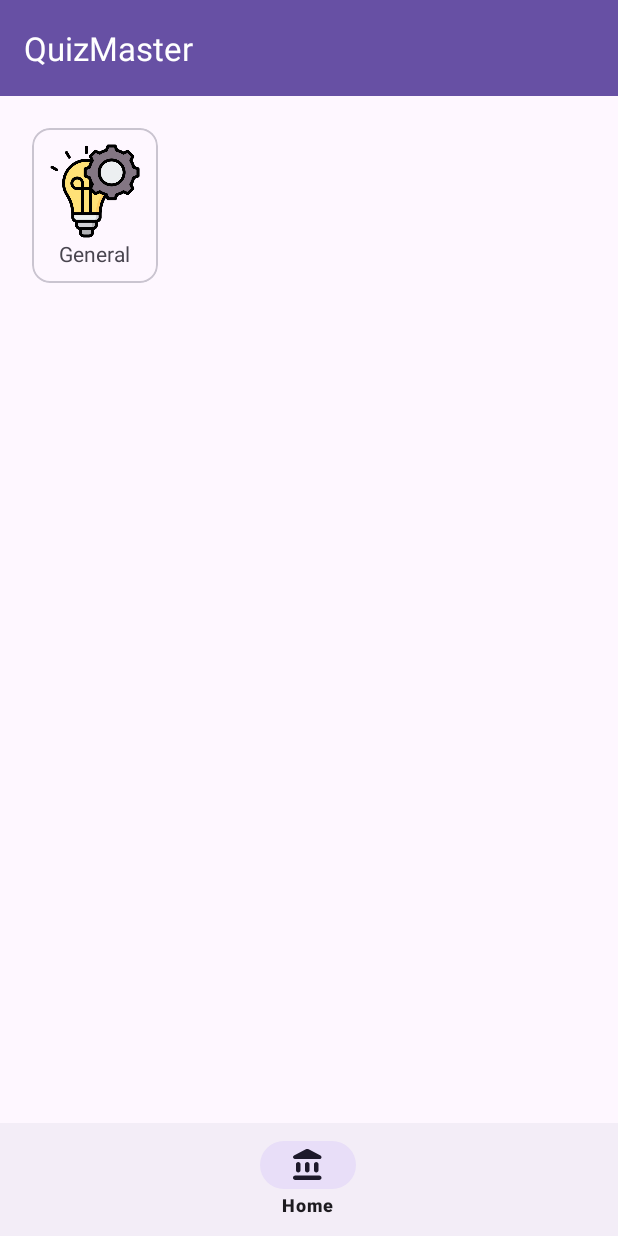
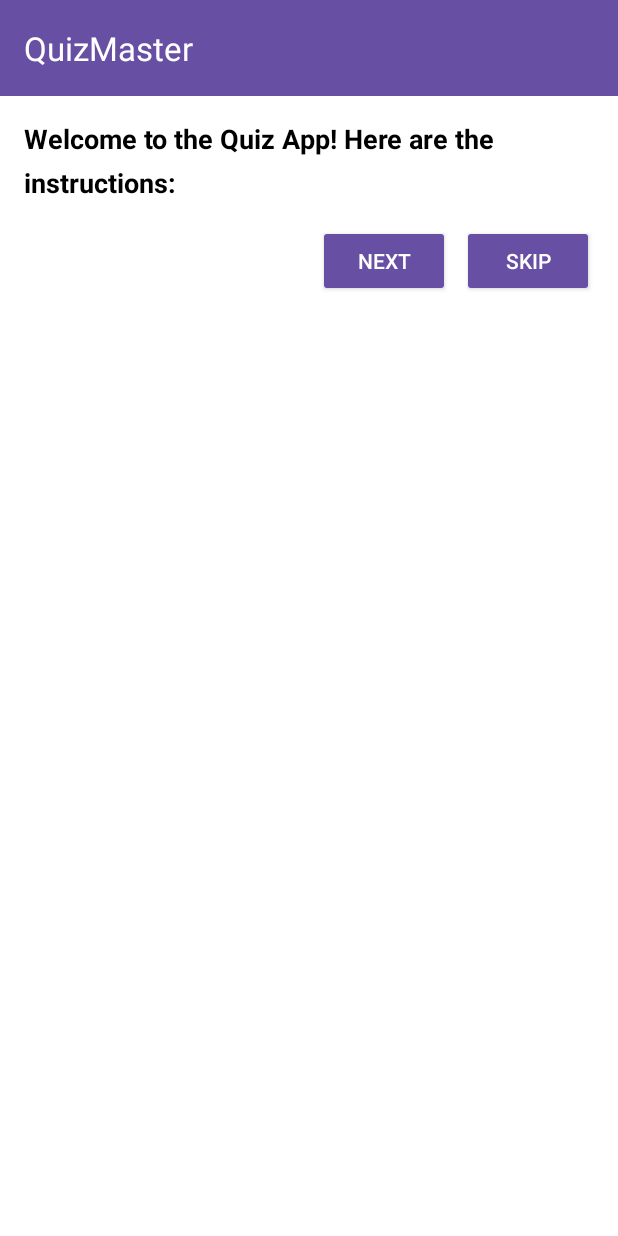
Before and after one commit to ameng22/QuizMaster, an Android app: the screen it shows after launch (MainActivity before the commit, InstructionActivity after it), on a phone screen of 412 x 824 dp. Run offline under Robolectric (Android 15) with nearby library versions, the phone set to English and light mode, and no system bars.

Commit message:
[#8] Implemented Instruction pages in the app
closes #8

```diff
--- /dev/null
+++ b/app/src/main/java/com/example/quizmaster/InstructionActivity.kt
@@ -0,0 +1,20 @@
+package com.example.quizmaster
+
+import androidx.appcompat.app.AppCompatActivity
+import android.os.Bundle
+import com.example.quizmaster.databinding.ActivityInstructionBinding
+
+class InstructionActivity : AppCompatActivity() {
+    private lateinit var instructionBinding:ActivityInstructionBinding
+    override fun onCreate(savedInstanceState: Bundle?) {
+        super.onCreate(savedInstanceState)
+        instructionBinding = ActivityInstructionBinding.inflate(layoutInflater)
+        setContentView(instructionBinding.root)
+
+        val instructionFragment1 = InstructionFragment1()
+
+        supportFragmentManager.beginTransaction().apply {
+            replace(instructionBinding.fragmentView.id,instructionFragment1).commit()
+        }
+    }
+}
--- /dev/null
+++ b/app/src/main/java/com/example/quizmaster/InstructionFragment1.kt
@@ -0,0 +1,39 @@
+package com.example.quizmaster
+
+import android.content.Intent
+import android.os.Bundle
+import androidx.fragment.app.Fragment
+import android.view.LayoutInflater
+import android.view.View
+import android.view.ViewGroup
+import com.example.quizmaster.databinding.FragmentInstruction1Binding
+import com.example.quizmaster.databinding.FragmentQuizSettingsBinding
+
+class InstructionFragment1 : Fragment() {
+
+    private lateinit var instruction1Binding: FragmentInstruction1Binding
+
+    override fun onCreateView(
+        inflater: LayoutInflater, container: ViewGroup?,
+        savedInstanceState: Bundle?
+    ): View? {
+        instruction1Binding = FragmentInstruction1Binding.inflate(layoutInflater)
+        // Inflate the layout for this fragment
+        instruction1Binding =  FragmentInstruction1Binding.inflate(inflater, container, false)
+        val view = instruction1Binding.root
+
+        instruction1Binding.skipBtn.setOnClickListener {
+
+            val intent = Intent(context,MainActivity::class.java)
+            startActivity(intent)
+
+        }
+
+        instruction1Binding.nextBtn.setOnClickListener {
+            requireActivity().supportFragmentManager.beginTransaction().replace(R.id.fragmentView,InstructionFragment2()).commit()
+        }
+
+        return view
+    }
+
+}
--- /dev/null
+++ b/app/src/main/res/layout/activity_instruction.xml
@@ -0,0 +1,24 @@
+<?xml version="1.0" encoding="utf-8"?>
+<LinearLayout xmlns:android="http://schemas.android.com/apk/res/android"
+    xmlns:app="http://schemas.android.com/apk/res-auto"
+    xmlns:tools="http://schemas.android.com/tools"
+    android:layout_width="match_parent"
+    android:layout_height="match_parent"
+    tools:context=".InstructionActivity"
+    android:orientation="vertical">
+
+    <androidx.appcompat.widget.Toolbar
+        android:id="@+id/toolbar"
+        android:layout_width="match_parent"
+        android:layout_height="?attr/actionBarSize"
+        android:background="?attr/colorPrimary"
+        app:titleTextColor="@android:color/white"
+        app:title="QuizMaster" />
+
+    <androidx.fragment.app.FragmentContainerView
+        android:layout_width="match_parent"
+        android:layout_height="match_parent"
+        android:id="@+id/fragmentView"
+        />
+
+</LinearLayout>
--- /dev/null
+++ b/app/src/main/res/layout/fragment_instruction1.xml
@@ -0,0 +1,51 @@
+<?xml version="1.0" encoding="utf-8"?>
+<LinearLayout xmlns:android="http://schemas.android.com/apk/res/android"
+    xmlns:tools="http://schemas.android.com/tools"
+    android:layout_width="match_parent"
+    android:layout_height="match_parent"
+    android:orientation="vertical"
+    android:padding="16dp"
+    android:background="@android:color/background_light">
+
+    <TextView
+        android:id="@+id/instructionsTextView"
+        android:layout_width="match_parent"
+        android:layout_height="wrap_content"
+        android:textSize="18sp"
+        android:textColor="@android:color/black"
+        android:textStyle="bold"
+        android:lineSpacingExtra="8dp"
+        android:text="@string/quiz_instructions" />
+
+    <LinearLayout
+        android:layout_width="match_parent"
+        android:layout_height="wrap_content"
+        android:orientation="horizontal"
+        android:layout_gravity="end">
+
+        <Space
+            android:layout_width="0dp"
+            android:layout_height="0dp"
+            android:layout_weight="1" />
+
+
+        <Button
+            android:id="@+id/next_btn"
+            style="@style/Widget.AppCompat.Button"
+            android:layout_width="wrap_content"
+            android:layout_height="wrap_content"
+            android:layout_marginStart="8dp"
+            android:layout_marginTop="16dp"
+            android:text="Next" />
+
+        <Button
+            android:id="@+id/skip_btn"
+            style="@style/Widget.AppCompat.Button"
+            android:layout_width="wrap_content"
+            android:layout_height="wrap_content"
+            android:layout_marginStart="8dp"
+            android:layout_marginTop="16dp"
+            android:text="Skip" />
+
+    </LinearLayout>
+</LinearLayout>
--- a/app/src/main/res/values/strings.xml
+++ b/app/src/main/res/values/strings.xml
@@ -2,4 +2,8 @@
     <string name="app_name">QuizMaster</string>
     <!-- TODO: Remove or change this placeholder text -->
     <string name="hello_blank_fragment">Hello blank fragment</string>
+    <string name="quiz_instructions">
+        Welcome to the Quiz App! Here are the instructions:
+    </string>
+
 </resources>
```
Also changed, not shown: app/src/main/AndroidManifest.xml (+10 -4 lines), app/src/main/java/com/example/quizmaster/InstructionFragment2.kt (added, +45 -0 lines), app/src/main/java/com/example/quizmaster/InstructionFragment3.kt (added, +46 -0 lines), app/src/main/res/layout/fragment_instruction2.xml (added, +52 -0 lines), app/src/main/res/layout/fragment_instruction3.xml (added, +44 -0 lines).
